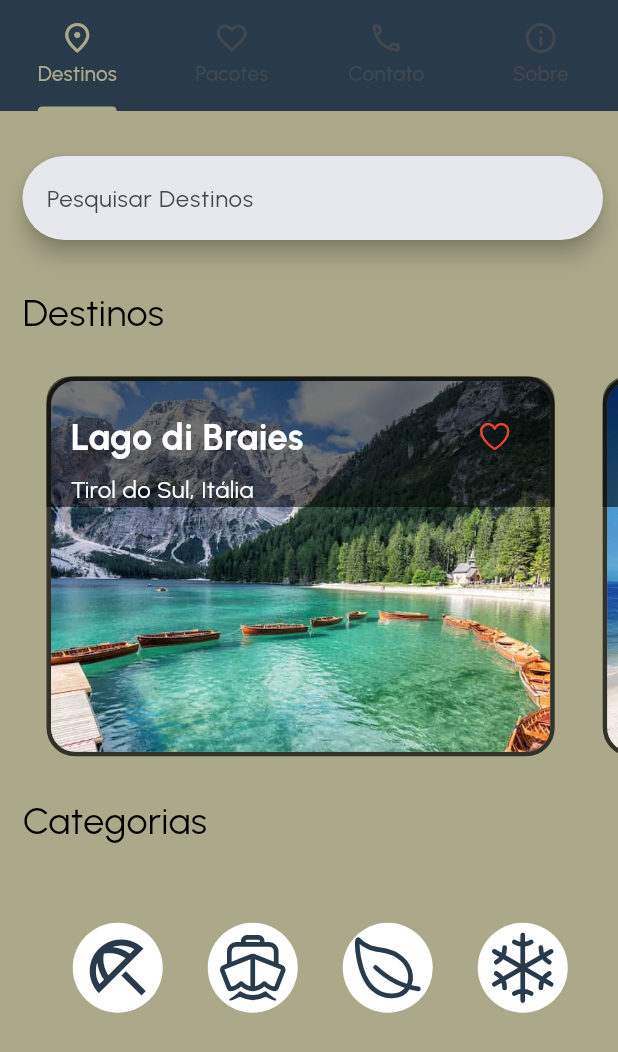
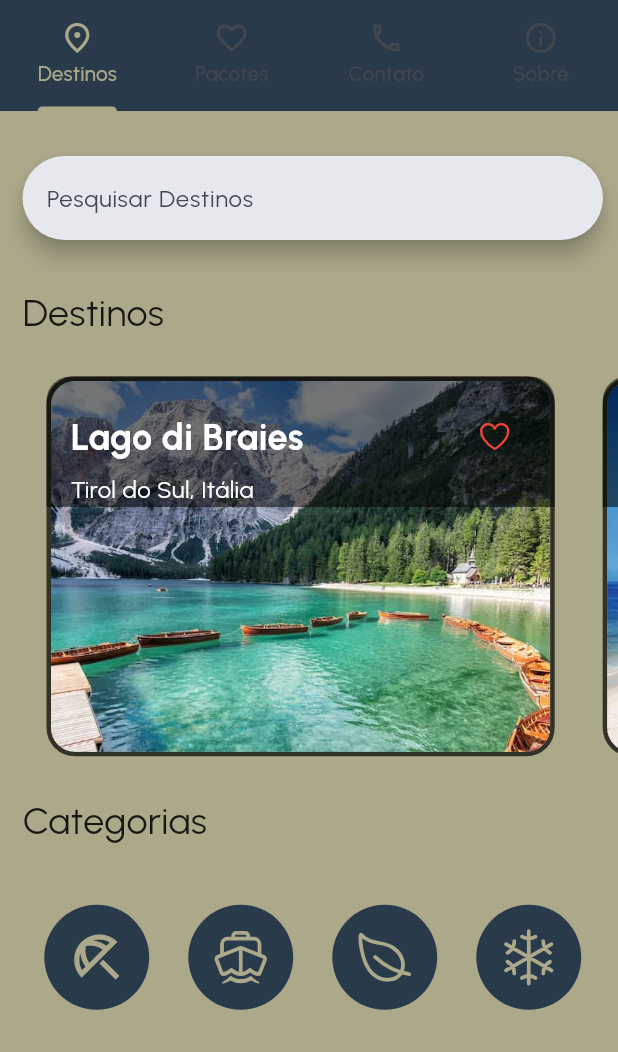
Before and after one commit to Alvimm/m4n2, a Flutter app: the screen it shows after launch, on a phone screen of 412 x 824 dp. Shown: the top 1052 px of the screen. Run offline on Flutter 3.47's test engine with Material 3 defaults, Android fonts, the phone set to English and light mode, and no system bars; our stand-ins replace google_fonts, ionicons.

Commit message:
Add heading text widget, category icon button widget, refactor destinations and contact screens

```diff
--- a/lib/screens/contact_screen.dart
+++ b/lib/screens/contact_screen.dart
@@ -1,5 +1,6 @@
 import 'package:explore_mundo_app/utils/colors.dart';
 import 'package:explore_mundo_app/utils/env.dart';
+import 'package:explore_mundo_app/widgets/heading_text.dart';
 import 'package:flutter/material.dart';
 import 'package:ionicons/ionicons.dart';
 import 'package:url_launcher/url_launcher.dart';
@@ -13,12 +14,7 @@ class ContactScreen extends StatelessWidget {
       padding: const EdgeInsets.symmetric(vertical: 50.0, horizontal: 30.0),
       child: Column(
         children: <Widget>[
-          const Text(
-            'Entre em contato comigo!',
-            style: TextStyle(
-              fontSize: 30,
-            ),
-          ),
+          const HeadingText(heading: 'Entre em contato comigo!'),
           Padding(
             padding: const EdgeInsets.only(top: 100, bottom: 20),
             child: IconButton(
--- a/lib/screens/destinations_screen.dart
+++ b/lib/screens/destinations_screen.dart
@@ -1,5 +1,7 @@
 import 'package:explore_mundo_app/utils/colors.dart';
 import 'package:explore_mundo_app/widgets/banner_destinations.dart';
+import 'package:explore_mundo_app/widgets/category_icon_btn.dart';
+import 'package:explore_mundo_app/widgets/heading_text.dart';
 import 'package:flutter/material.dart';
 import 'package:ionicons/ionicons.dart';
 
@@ -12,69 +14,31 @@ class DestinationsScreen extends StatelessWidget {
       backgroundColor: MyColors.secondary,
       // appBar:
       body: ListView(
-        padding: const EdgeInsets.only(top: 30, left:15,),
-        children: <Widget>[
-          const Padding(
-            padding:  EdgeInsets.only(right: 10, bottom: 30),
+        padding: const EdgeInsets.only(
+          top: 30,
+          left: 15,
+        ),
+        children: const <Widget>[
+          Padding(
+            padding: EdgeInsets.only(right: 10, bottom: 30),
             child: SearchBar(
               hintText: 'Pesquisar Destinos',
             ),
           ),
 
-          const Text('Destinos',
-              style: TextStyle(
-                  color: Colors.black,
-                  fontSize: 25,
-                  )),
-          const BannerDestinations(),
-          const Text('Categorias',
-              style: TextStyle(
-                  color: Colors.black,
-                  fontSize: 25,
-                  )),
+          HeadingText(heading: 'Destinos'),
+          BannerDestinations(),
+          HeadingText(
+            heading: 'Categorias',
+          ),
+
           Row(
             mainAxisAlignment: MainAxisAlignment.center,
             children: [
-              Container(
-                padding: const EdgeInsets.all(5),
-                margin: const EdgeInsets.only(top: 50, right: 30),
-                decoration: BoxDecoration(
-                  color: Colors.white,
-                  borderRadius: BorderRadius.circular(50),
-                ),
-                child: const Icon(Icons.beach_access_outlined,
-                    size: 50, color: MyColors.primary),
-              ),
-              Container(
-                padding: const EdgeInsets.all(5),
-                margin: const EdgeInsets.only(top: 50, right: 30),
-                decoration: BoxDecoration(
-                  color: Colors.white,
-                  borderRadius: BorderRadius.circular(50),
-                ),
-                child: const Icon(Ionicons.boat_outline,
-                    size: 50, color: MyColors.primary),
-              ),
-              Container(
-                padding: const EdgeInsets.all(5),
-                margin: const EdgeInsets.only(top: 50, right: 30),
-                decoration: BoxDecoration(
-                  color: Colors.white,
-                  borderRadius: BorderRadius.circular(50),
-                ),
-                child: const Icon(Ionicons.leaf_outline,
-                    size: 50, color: MyColors.primary),
-              ),
-              Container(
-                padding: const EdgeInsets.all(5),
-                margin: const EdgeInsets.only(top: 50),
-                decoration: BoxDecoration(
-                  color: Colors.white,
-                  borderRadius: BorderRadius.circular(50),
-                ),
-                child: const Icon(Ionicons.snow_outline,
-                    size: 50, color: MyColors.primary),
-              ),
+              CategoryIconBtn(icon: Icons.beach_access_outlined),
+              CategoryIconBtn(icon: Ionicons.boat_outline),
+              CategoryIconBtn(icon: Ionicons.leaf_outline),
+              CategoryIconBtn(icon: Ionicons.snow_outline),
             ],
           ),
           // etc.
--- /dev/null
+++ b/lib/widgets/category_icon_btn.dart
@@ -0,0 +1,24 @@
+import 'package:explore_mundo_app/utils/colors.dart';
+import 'package:flutter/material.dart';
+
+class CategoryIconBtn extends StatelessWidget {
+  final IconData icon;
+  const CategoryIconBtn({super.key, required this.icon});
+
+  @override
+  Widget build(BuildContext context) {
+    return Container(
+      margin: const EdgeInsets.only(top:30, right: 10),
+      child: IconButton(
+        icon: Container(
+            padding: const EdgeInsets.all(15),
+            decoration: BoxDecoration(
+              color: MyColors.primary,
+              borderRadius: BorderRadius.circular(50),
+            ),
+            child: Icon(icon, size: 40, color: MyColors.secondary)),
+        onPressed: () {},
+      ),
+    );
+  }
+}
--- /dev/null
+++ b/lib/widgets/heading_text.dart
@@ -0,0 +1,18 @@
+import 'package:explore_mundo_app/utils/colors.dart';
+import 'package:flutter/material.dart';
+
+class HeadingText extends StatelessWidget {
+  final String heading;
+  const HeadingText({super.key, required this.heading});
+
+  @override
+  Widget build(BuildContext context) {
+    return Text(
+      heading,
+      style: const TextStyle(
+        color: MyColors.textPrimary,
+        fontSize: 25,
+      ),
+    );
+  }
+}
```
